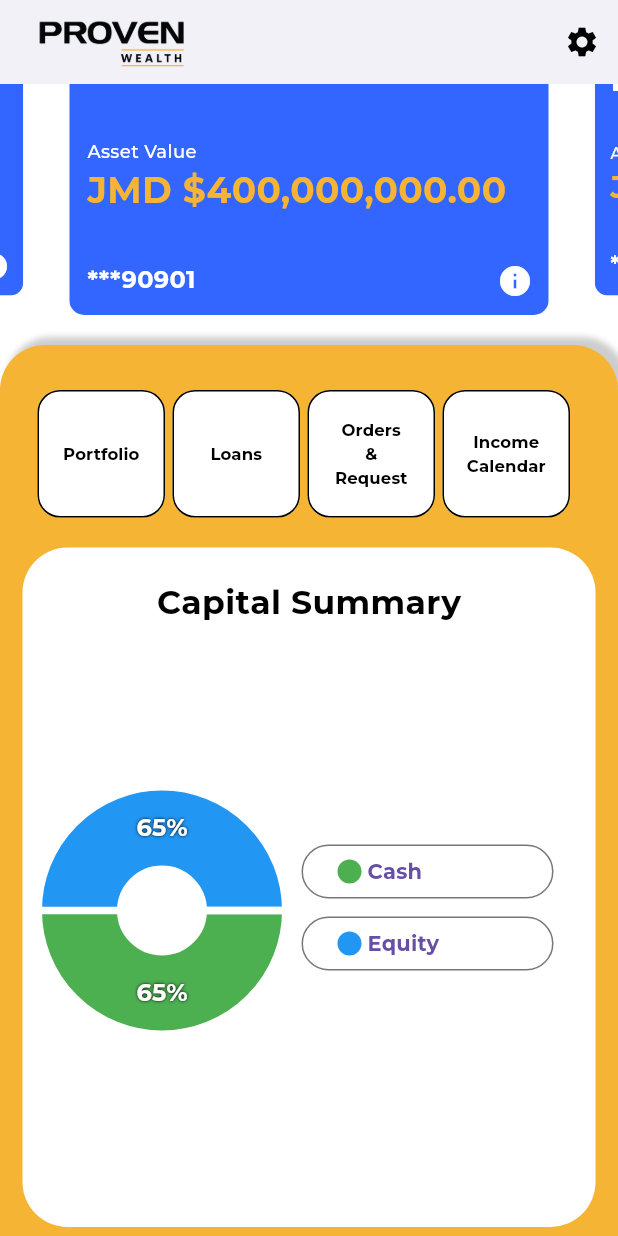
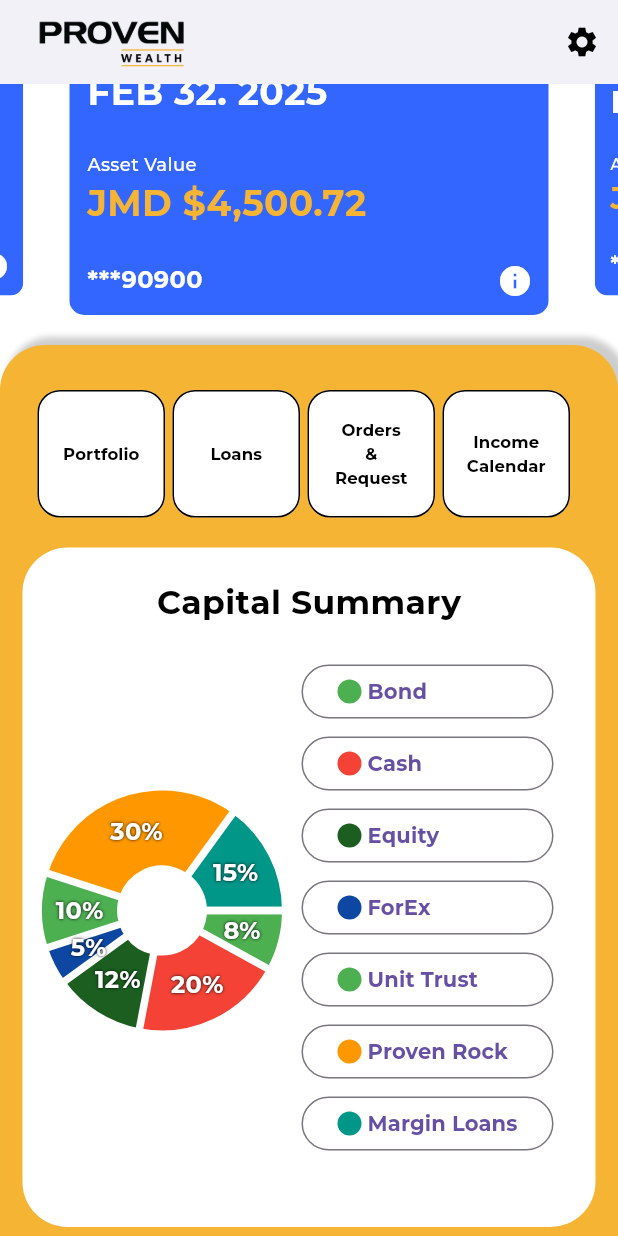
Before and after one commit to sirrom2005/proven_wealth, a Flutter app: the AccountHome screen opened directly, scrolled down 56 dp, on a phone screen of 412 x 824 dp. Run offline on Flutter 3.47's test engine with Material 3 defaults, Android fonts, the phone set to English and light mode, and no system bars; drawn by our look-alikes of carousel_slider, fl_chart, loading_overlay; our stand-ins replace cached_network_image, flutter_widget_from_html, get_it, pull_to_refresh, shared_preferences; accounts and stored records are empty.

Commit message:
Screen updates

```diff
--- a/lib/Screens/AccountHome.dart
+++ b/lib/Screens/AccountHome.dart
@@ -60,7 +60,7 @@
   void initState() {
     super.initState();
 
-    pageManager.chartDataNotifier.value = _chartData[1];
+    pageManager.chartDataNotifier.value = _chartData[0];
   }
 
   final List<AccountMenu> _accountMenuList = [
@@ -116,7 +116,7 @@
                                   pageManager.chartDataNotifier.value = _chartData[index];
                                 }
                               ),
-                              items: [1,2,3].map((i) {
+                              items: [0,1,2].map((i) {
                                 return Builder(
                                   builder: (BuildContext context) {
                                     return AccountCard(pageNumber:i);
--- a/lib/Screens/Accounts.dart
+++ b/lib/Screens/Accounts.dart
@@ -1,5 +1,7 @@
 import 'package:flutter/material.dart';
+import 'package:proven_wealth/Screens/AccountDetail.dart';
 import 'package:proven_wealth/Screens/AccountHome.dart';
+import 'package:proven_wealth/Screens/AccountInfo.dart';
 import '../Services/page_manager.dart';
 import '../Services/service_locator.dart';
 import 'Login.dart';
@@ -37,7 +39,9 @@
       routes: {
         //PageSelector.id: (context) => const PageSelector(),
         Login.id: (context) => const Login(),
-        AccountHome.id: (context) => const AccountHome()
+        AccountHome.id: (context) => const AccountHome(),
+        AccountInfo.id: (context) => const AccountInfo(),
+        AccountDetail.id: (context) => const AccountDetail()
       }
     );
   }
--- a/lib/Screens/Templates/AccountCard.dart
+++ b/lib/Screens/Templates/AccountCard.dart
@@ -1,7 +1,17 @@
 import 'package:flutter/material.dart';
 import '../../Common/MyColors.dart';
 import '../../Common/MyStyles.dart';
-import '../NewsDetails.dart';
+import '../AccountInfo.dart';
+
+class AccountSummary{
+  final String accountValue;
+  final String accountNumber;
+
+  AccountSummary({
+    required this.accountValue,
+    required this.accountNumber
+  });
+}
 
 class AccountCard extends StatelessWidget{
   final int pageNumber;
@@ -18,13 +28,19 @@
     double screenWidth = size.width;
     double safePaddingTop = MediaQuery.of(context).padding.top;
 
+    final List<AccountSummary> accountSummary = [
+      AccountSummary(accountNumber: '***9090$pageNumber', accountValue: 'JMD \$4,500.72'),
+      AccountSummary(accountNumber: '***5678$pageNumber', accountValue: 'JMD \$12,123.12'),
+      AccountSummary(accountNumber: '***1214$pageNumber', accountValue: 'JMD \$1,0091.02')
+    ];
+
     return Padding(
       padding: const EdgeInsets.fromLTRB(5, 5, 5, 0),
       child: InkWell(
         onTap: (){
-          // Navigator.push(context,
-          //   MaterialPageRoute(builder: (context) => const NewsDetails()),
-          // );
+          Navigator.push(context,
+            MaterialPageRoute(builder: (context) => const AccountInfo()),
+          );
         },
         child: ClipRRect(
           borderRadius: BorderRadius.circular(10),
@@ -32,7 +48,7 @@
             children: [
               Container(
                 width: screenWidth,
-                height: 200,
+                height: 200,//Color(0xFF3365ff)
                 decoration: BoxDecoration(color: Color(0xFF3365ff)),
                 child: Padding(
                   padding: const EdgeInsets.all(12),
@@ -40,15 +56,21 @@
                     mainAxisAlignment: MainAxisAlignment.spaceBetween,
                     crossAxisAlignment: CrossAxisAlignment.start,
                     children: [
-                      Text('FEB 32. 2025', style: MyStyles.headerStyle1.copyWith(fontSize: 24)),
+                      Column(
+                        crossAxisAlignment: CrossAxisAlignment.start,
+                        children: [
+                          Text('Account at', style: MyStyles.headerStyle2.copyWith(fontSize: 12)),
+                          Text('FEB 32. 2025', style: MyStyles.headerStyle1.copyWith(fontSize: 24))
+                        ],
+                      ),
                       Column(
                         crossAxisAlignment: CrossAxisAlignment.start,
                         children: [
                           Text('Asset Value', style: MyStyles.headerStyle2.copyWith(fontSize: 12)),
-                          Text('JMD \$400,000,000.00', style: MyStyles.headerStyle1.copyWith(fontSize: 24, color: MyColors.appAccentColor))
+                          Text(accountSummary[pageNumber].accountValue, style: MyStyles.headerStyle1.copyWith(fontSize: 24, color: MyColors.appAccentColor))
                         ],
                       ),
-                      Text('***9090$pageNumber', style: MyStyles.headerStyle1.copyWith(fontSize: 16)),
+                      Text(accountSummary[pageNumber].accountNumber, style: MyStyles.headerStyle1.copyWith(fontSize: 16)),
                     ],
                   ),
                 ),
```
Also changed, not shown: lib/Screens/PieChart.dart (+2 -5 lines).
